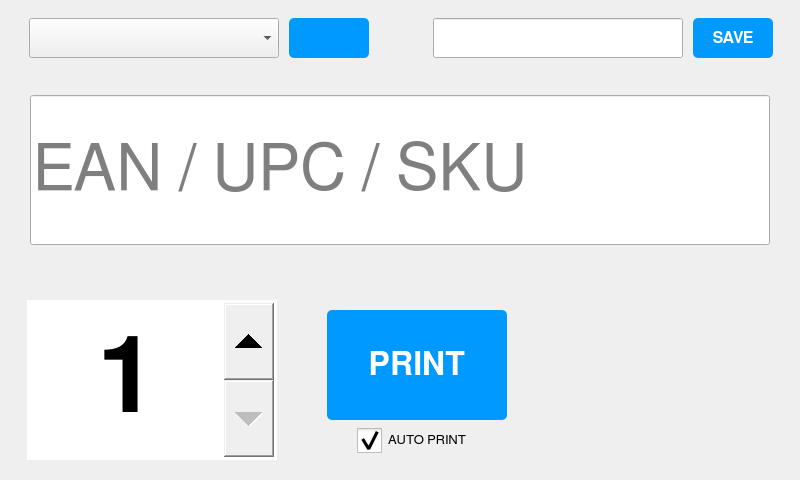
Qt form barcode-pi/neo_bar.ui (Baanaaana/barcode-pi) before a commit.
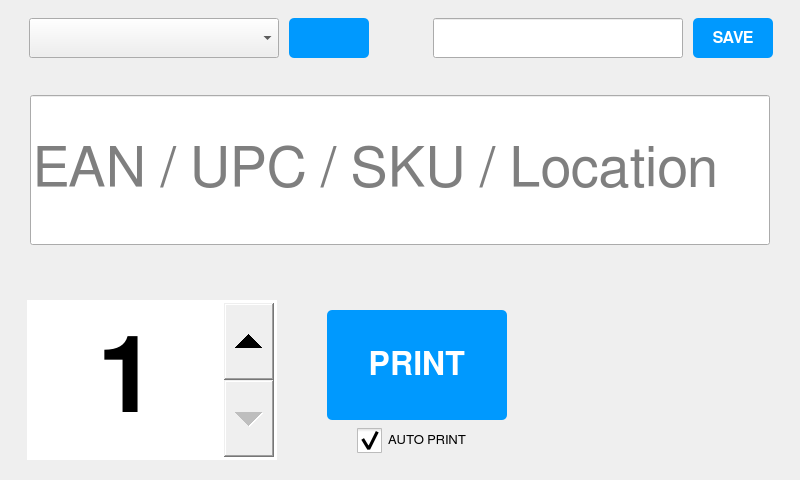
The same form after that commit. Icons and pictures are not drawn. Custom widgets are drawn as their Qt base class.

What changed in the file:
```diff
--- a/barcode-pi/neo_bar.ui
+++ b/barcode-pi/neo_bar.ui
@@ -381,7 +381,7 @@
        <property name="font">
         <font>
          <family>FreeSans</family>
-         <pointsize>48</pointsize>
+         <pointsize>42</pointsize>
          <weight>50</weight>
          <italic>false</italic>
          <bold>false</bold>
@@ -411,7 +411,7 @@
         <bool>false</bool>
        </property>
        <property name="placeholderText">
-        <string>EAN / UPC / SKU</string>
+        <string>EAN / UPC / SKU / Location</string>
        </property>
       </widget>
      </widget>
```
